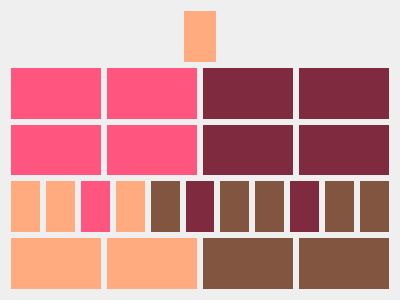
Qt form src/blnuhr/resources/blnuhr.ui (prjemian/blnuhr) before a commit.
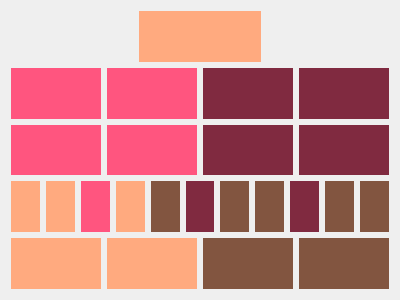
The same form after that commit.

Commit message: remove assumption from GUI top row

Diff of the .ui file:
```diff
--- a/src/blnuhr/resources/blnuhr.ui
+++ b/src/blnuhr/resources/blnuhr.ui
@@ -19,17 +19,11 @@
      <item>
       <layout class="QHBoxLayout" name="horizontalLayout">
        <item>
-        <spacer name="horizontalSpacer">
-         <property name="orientation">
-          <enum>Qt::Horizontal</enum>
+        <widget class="QLabel" name="label">
+         <property name="text">
+          <string/>
          </property>
-         <property name="sizeHint" stdset="0">
-          <size>
-           <width>40</width>
-           <height>20</height>
-          </size>
-         </property>
-        </spacer>
+        </widget>
        </item>
        <item>
         <widget class="QLabel" name="l_s">
@@ -38,22 +32,16 @@
 color: rgb(255, 170, 127);</string>
          </property>
          <property name="text">
-          <string>--------</string>
+          <string/>
          </property>
         </widget>
        </item>
        <item>
-        <spacer name="horizontalSpacer_2">
-         <property name="orientation">
-          <enum>Qt::Horizontal</enum>
+        <widget class="QLabel" name="label_2">
+         <property name="text">
+          <string/>
          </property>
-         <property name="sizeHint" stdset="0">
-          <size>
-           <width>40</width>
-           <height>20</height>
-          </size>
-         </property>
-        </spacer>
+        </widget>
        </item>
       </layout>
      </item>
```
The commit also changes 2 other files.
